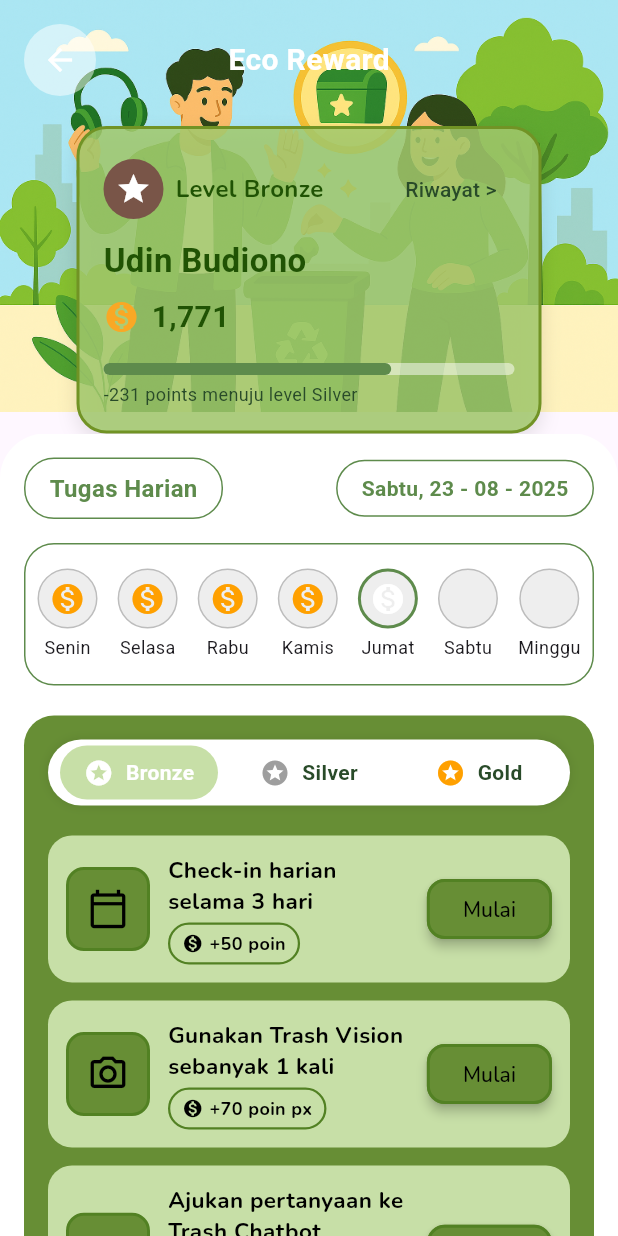
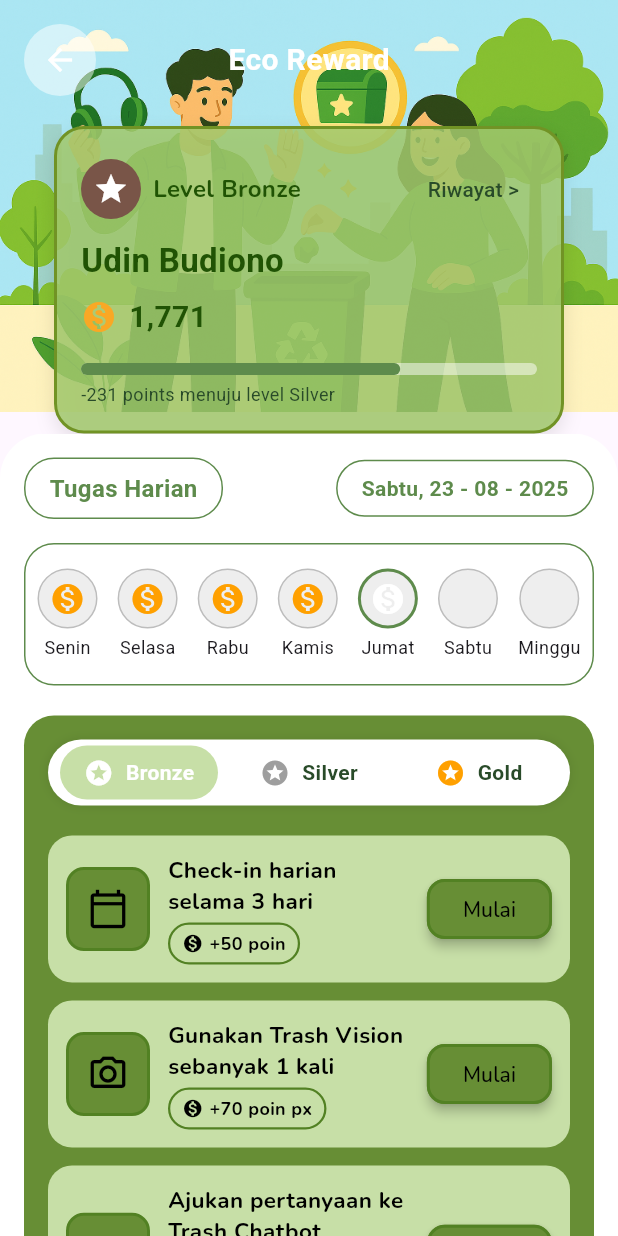
Before and after one commit to Monikahung/Trashvisor, a Flutter app: the EcoRewardPage screen opened directly, on a phone screen of 412 x 824 dp. Run offline on Flutter 3.47's test engine with Material 3 defaults, Android fonts, the phone set to English and light mode, and no system bars; our stand-ins replace camera, dio, flutter_dotenv, flutter_markdown, geolocator, google_maps_flutter and 3 more; missing offline and left inert: flutter_polyline_points; accounts and stored records are empty.

Commit message:
Update Padding Overflow

```diff
--- a/lib/pages/trashreward/trashreward_page_1.dart
+++ b/lib/pages/trashreward/trashreward_page_1.dart
@@ -103,7 +103,7 @@ class _EcoRewardPageState extends State<EcoRewardPage> {
     ];
 
     return Padding(
-      padding: const EdgeInsets.symmetric(horizontal: 35.0),
+      padding: const EdgeInsets.symmetric(horizontal: 20.0),
       child: Container(
         padding: const EdgeInsets.all(16),
         decoration: BoxDecoration(
```
